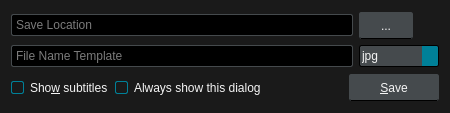
The window that src/ui/screenshotdialog.ui (gitter-badger/mochi-player) describes before a commit, drawn with Qt 5.
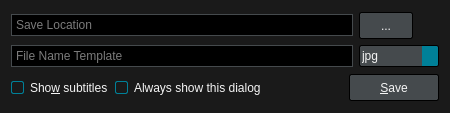
The same window after the commit. Icons and pictures are not drawn.

```diff
--- a/src/ui/screenshotdialog.ui
+++ b/src/ui/screenshotdialog.ui
@@ -46,7 +46,7 @@
 
 QComboBox {
 	background: #454A4D;
-	border: 1px solid black;
+	border: 1px solid #000;
 	border-radius: 2px;
 	padding: 2px;
 }
@@ -65,9 +65,8 @@
 /* QLineEdit */
 
 QLineEdit {
-	background: black;
+	background: #000;
 	border: 1px solid #454A4D;
-	border-radius: 2px;
 	padding: 2px;
 }
 QLineEdit:focus {
@@ -78,8 +77,7 @@
 
 QPushButton {
 	background: #454A4D;
-	border: 1px solid #454A4D;
-	border-bottom: 1px solid black;
+	border: 1px solid #000;
 	border-radius: 2px;
 	color: whitesmoke;
 	min-width: 76px;
@@ -96,7 +94,7 @@
 QPushButton:disabled {
 	background: transparent;
 	border: 1px solid #454A4D;
-	color: #B8B8B8;
+	color: #6F6F6F;
 }</string>
   </property>
   <layout class="QVBoxLayout" name="verticalLayout">
```
